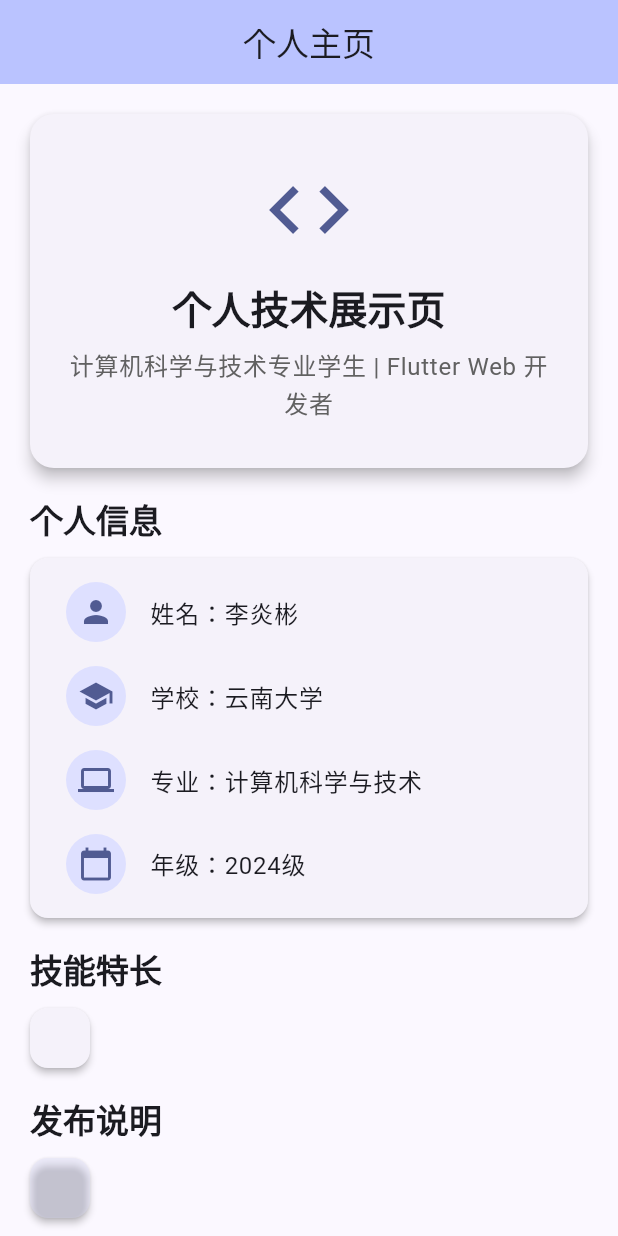
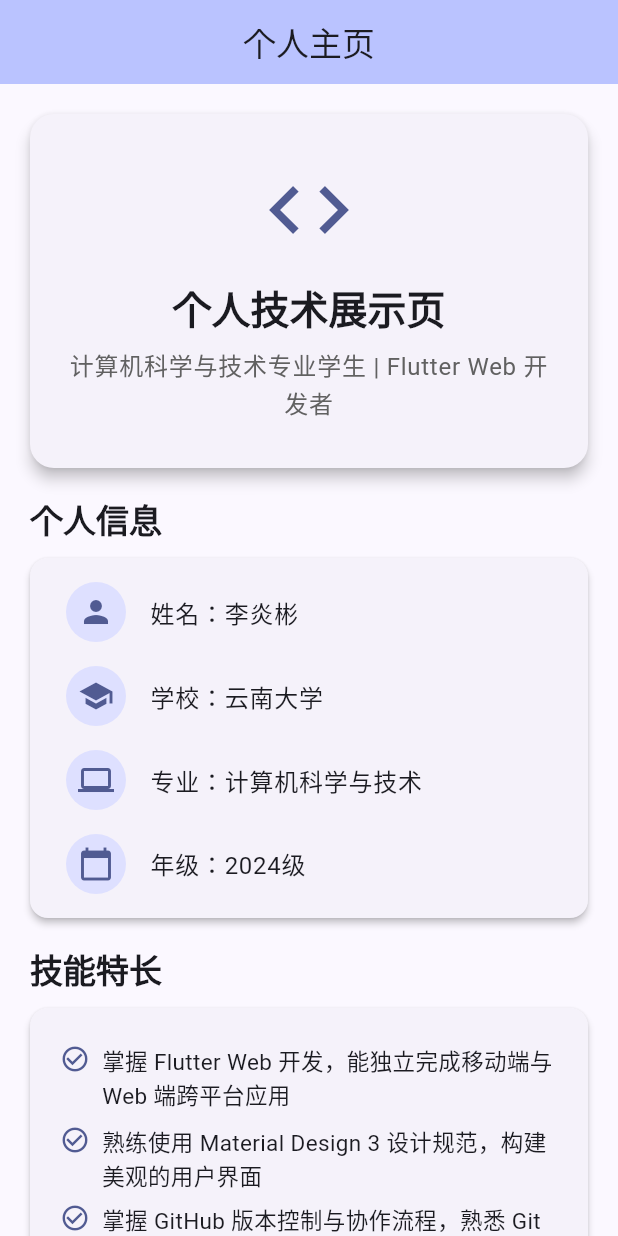
Before and after one commit to liyanbin2006/liyanbin_flutter_demo, a Flutter app: the screen it shows after launch, on a phone screen of 412 x 824 dp. Run offline on Flutter 3.47's test engine with Material 3 defaults, Android fonts, the phone set to English and light mode, and no system bars.

Commit message:
feat: 完善项目功能列表与技能标签

```diff
--- a/lib/data/team_data.dart
+++ b/lib/data/team_data.dart
@@ -23,6 +23,13 @@ class TeamData {
     PersonalInfo(label: '专业', value: '计算机科学与技术', icon: Icons.computer),
     PersonalInfo(label: '年级', value: '2024级', icon: Icons.calendar_today),
   ];
-  static const List<String> features = [];
+  static const List<String> features = [
+    '掌握 Flutter Web 开发，能独立完成移动端与 Web 端跨平台应用',
+    '熟练使用 Material Design 3 设计规范，构建美观的用户界面',
+    '掌握 GitHub 版本控制与协作流程，熟悉 Git 分支管理',
+    '具备 GitHub Pages 静态网站部署能力，能将 Flutter Web 项目上线',
+    '拥有 Dart 编程基础，了解 Widget 组件化开发思想',
+    '正在学习 FPGA 数字逻辑设计与计算机组成原理',
+  ];
   static const List<String> releaseNotes = [];
 }
```
